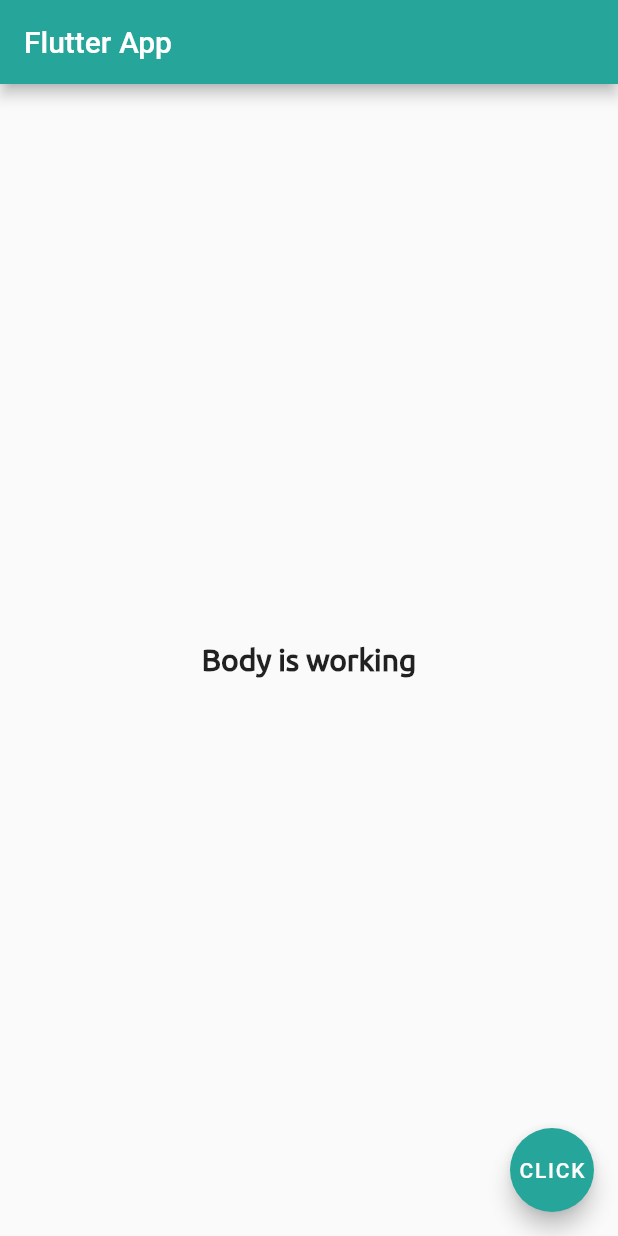
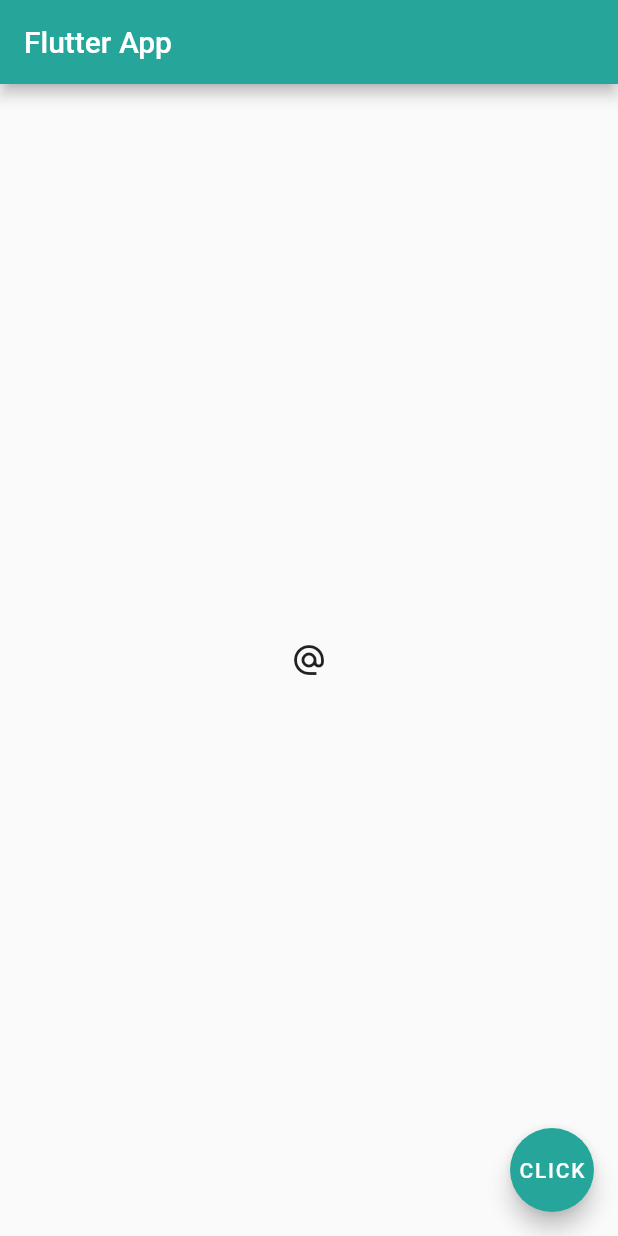
Before and after one commit to parthdasawant/Flutter, a Flutter app: the screen it shows after launch, on a phone screen of 412 x 824 dp. Run offline on Flutter 3.47's test engine with Material 2 defaults, Android fonts, the phone set to English and light mode, and no system bars.

Commit message:
trying icon

```diff
--- a/lib/main.dart
+++ b/lib/main.dart
@@ -1,4 +1,6 @@
 
+
+// ignore_for_file: prefer_const_constructors
 
 import 'package:flutter/material.dart';
 
@@ -15,21 +17,19 @@ class Home extends StatelessWidget {
   Widget build(BuildContext context) {
     return Scaffold(
       appBar: AppBar(
-        title: const Text("Flutter App"),
+        title: Text("Flutter App"),
         backgroundColor: Colors.teal[400],
       ),
-
-      body: const Center(
-        child: Text('Body is working',
-          style: TextStyle(
-            fontFamily: 'Ubuntu',
-            fontSize: 20,
-            fontWeight: FontWeight.bold,
-          ),
+      body: Center(
+        child: IconButton(
+          onPressed: () {
+            print("icon button pressed");
+          },
+          icon: Icon(Icons.alternate_email),
         ),
       ),
       floatingActionButton: FloatingActionButton(
-        onPressed: () { },
+        onPressed: () {  },
         backgroundColor: Colors.teal[400],
         child: Text("CLICK"),
       ),
```
